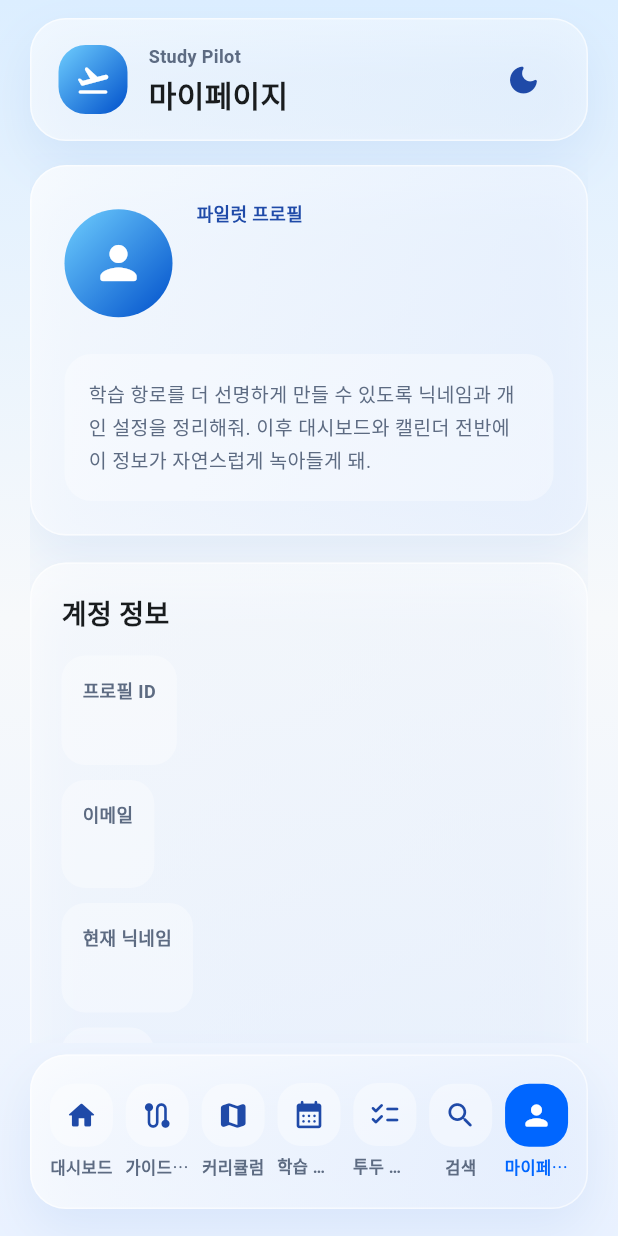
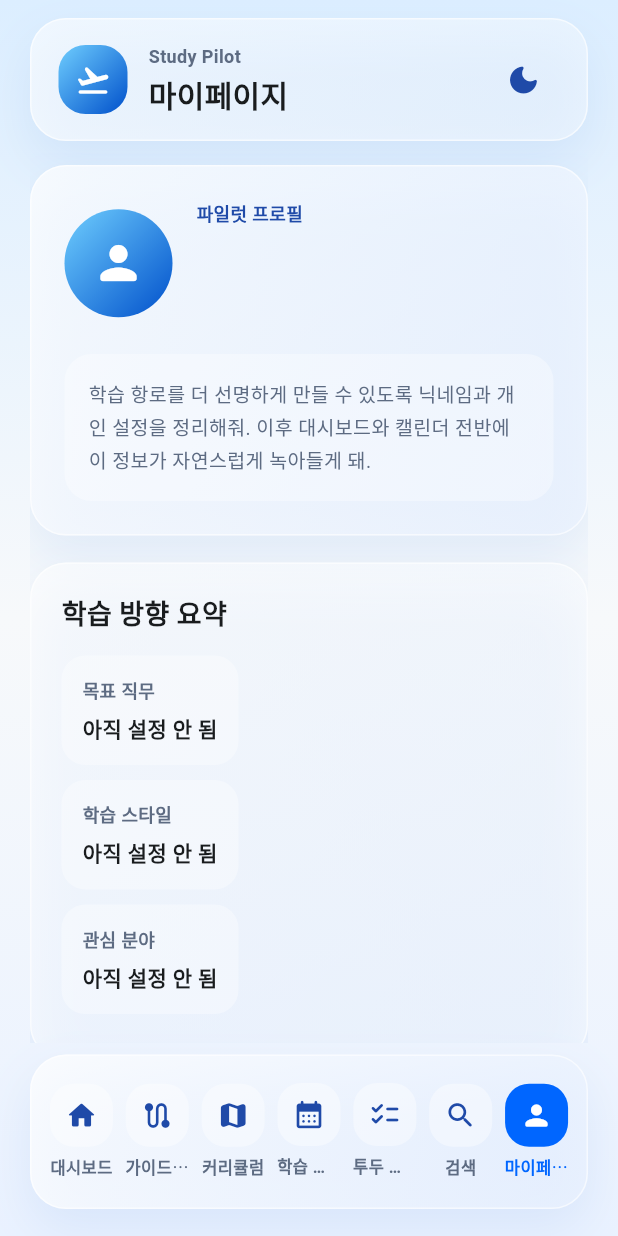
Before and after one commit to C4t4ddict/studypilot-flutter-app, a Flutter app: the ProfilePage screen opened by its route, on a phone screen of 412 x 824 dp. Run offline on Flutter 3.47's test engine with Material 3 defaults, Android fonts, the phone set to English and light mode, and no system bars; our stand-ins replace flutter_dotenv, go_router, qr_flutter, rxdart, share_plus, shared_preferences and 1 more; accounts and stored records are empty; network calls fail.

Commit message:
프로필 학습 설정 확장 기능 추가

```diff
--- a/lib/features/home/profile_page.dart
+++ b/lib/features/home/profile_page.dart
@@ -12,6 +12,9 @@ class ProfilePage extends StatefulWidget {
 
 class _ProfilePageState extends State<ProfilePage> {
   final _nicknameCtrl = TextEditingController();
+  final _jobGoalCtrl = TextEditingController();
+  final _studyStyleCtrl = TextEditingController();
+  final _interestsCtrl = TextEditingController();
   bool _saving = false;
   int _refreshTick = 0;
   String? _optimisticNickname;
@@ -19,6 +22,9 @@ class _ProfilePageState extends State<ProfilePage> {
   @override
   void dispose() {
     _nicknameCtrl.dispose();
+    _jobGoalCtrl.dispose();
+    _studyStyleCtrl.dispose();
+    _interestsCtrl.dispose();
     super.dispose();
   }
 
@@ -67,6 +73,29 @@ class _ProfilePageState extends State<ProfilePage> {
     }
   }
 
+  Future<void> _saveExtras() async {
+    setState(() => _saving = true);
+    try {
+      await ProfileService.updateProfileExtras(
+        jobGoal: _jobGoalCtrl.text,
+        studyStyle: _studyStyleCtrl.text,
+        interests: _interestsCtrl.text.split(','),
+      );
+      if (!mounted) return;
+      ScaffoldMessenger.of(context).showSnackBar(
+        const SnackBar(content: Text('학습 설정을 저장했어.')),
+      );
+      setState(() => _refreshTick++);
+    } catch (e) {
+      if (!mounted) return;
+      ScaffoldMessenger.of(context).showSnackBar(
+        SnackBar(content: Text('저장 실패: $e')),
+      );
+    } finally {
+      if (mounted) setState(() => _saving = false);
+    }
+  }
+
   @override
   Widget build(BuildContext context) {
     return Scaffold(
@@ -86,9 +115,10 @@ class _ProfilePageState extends State<ProfilePage> {
           }
 
           final currentNickname = _optimisticNickname ?? p.nickname;
-          if (_nicknameCtrl.text.isEmpty) {
-            _nicknameCtrl.text = currentNickname;
-          }
+          if (_nicknameCtrl.text.isEmpty) _nicknameCtrl.text = currentNickname;
+          if (_jobGoalCtrl.text.isEmpty) _jobGoalCtrl.text = p.jobGoal;
+          if (_studyStyleCtrl.text.isEmpty) _studyStyleCtrl.text = p.studyStyle;
+          if (_interestsCtrl.text.isEmpty) _interestsCtrl.text = p.interests.join(', ');
 
           return RefreshIndicator(
             onRefresh: () async => setState(() => _refreshTick++),
@@ -114,42 +144,18 @@ class _ProfilePageState extends State<ProfilePage> {
                                 end: Alignment.bottomRight,
                               ),
                             ),
-                            child: const Icon(
-                              Icons.person_rounded,
-                              color: Colors.white,
-                              size: 36,
-                            ),
+                            child: const Icon(Icons.person_rounded, color: Colors.white, size: 36),
                           ),
                           const SizedBox(width: 16),
                           Expanded(
                             child: Column(
                               crossAxisAlignment: CrossAxisAlignment.start,
                               children: [
-                                const Text(
-                                  '파일럿 프로필',
-                                  style: TextStyle(
-                                    fontSize: 12,
-                                    fontWeight: FontWeight.w800,
-                                    color: AppColors.deepBlue,
-                                  ),
-                                ),
+                                const Text('파일럿 프로필', style: TextStyle(fontSize: 12, fontWeight: FontWeight.w800, color: AppColors.deepBlue)),
                                 const SizedBox(height: 6),
-                                Text(
-                                  currentNickname,
-                                  style: const TextStyle(
-                                    fontSize: 26,
-                                    fontWeight: FontWeight.w900,
-                                    color: AppColors.lightText,
-                                  ),
-                                ),
+                                Text(currentNickname, style: const TextStyle(fontSize: 26, fontWeight: FontWeight.w900, color: AppColors.lightText)),
                                 const SizedBox(height: 4),
-                                Text(
-                                  p.email,
-                                  style: const TextStyle(
-                                    fontSize: 13,
-                                    color: AppColors.lightMuted,
-                                  ),
-                                ),
+                                Text(p.email, style: const TextStyle(fontSize: 13, color: AppColors.lightMuted)),
                               ],
                             ),
                           ),
@@ -164,11 +170,7 @@ class _ProfilePageState extends State<ProfilePage> {
                         ),
                         child: const Text(
                           '학습 항로를 더 선명하게 만들 수 있도록 닉네임과 개인 설정을 정리해줘. 이후 대시보드와 캘린더 전반에 이 정보가 자연스럽게 녹아들게 돼.',
-                          style: TextStyle(
-                            fontSize: 13,
-                            height: 1.6,
-                            color: AppColors.lightMuted,
-                          ),
+                          style: TextStyle(fontSize: 13, height: 1.6, color: AppColors.lightMuted),
                         ),
                       ),
                     ],
@@ -181,10 +183,22 @@ class _ProfilePageState extends State<ProfilePage> {
                   child: Column(
                     crossAxisAlignment: CrossAxisAlignment.start,
                     children: [
-                      const Text(
-                        '계정 정보',
-                        style: TextStyle(fontSize: 18, fontWeight: FontWeight.w800),
-                      ),
+                      const Text('학습 방향 요약', style: TextStyle(fontSize: 18, fontWeight: FontWeight.w800)),
+                      const SizedBox(height: 14),
+                      _InfoRow(label: '목표 직무', value: p.jobGoal.isEmpty ? '아직 설정 안 됨' : p.jobGoal),
+                      _InfoRow(label: '학습 스타일', value: p.studyStyle.isEmpty ? '아직 설정 안 됨' : p.studyStyle),
+                      _InfoRow(label: '관심 분야', value: p.interests.isEmpty ? '아직 설정 안 됨' : p.interests.join(', ')),
+                    ],
+                  ),
+                ),
+                const SizedBox(height: 18),
+                Container(
+                  decoration: AppTheme.glassCard(),
+                  padding: const EdgeInsets.all(20),
+                  child: Column(
+                    crossAxisAlignment: CrossAxisAlignment.start,
+                    children: [
+                      const Text('계정 정보', style: TextStyle(fontSize: 18, fontWeight: FontWeight.w800)),
                       const SizedBox(height: 14),
                       _InfoRow(label: '프로필 ID', value: p.id),
                       _InfoRow(label: '이메일', value: p.email),
@@ -200,10 +214,7 @@ class _ProfilePageState extends State<ProfilePage> {
                   child: Column(
                     crossAxisAlignment: CrossAxisAlignment.start,
                     children: [
-                      const Text(
-                        '프로필 설정',
-                        style: TextStyle(fontSize: 18, fontWeight: FontWeight.w800),
-                      ),
+                      const Text('프로필 설정', style: TextStyle(fontSize: 18, fontWeight: FontWeight.w800)),
                       const SizedBox(height: 14),
                       TextField(
                         controller: _nicknameCtrl,
@@ -219,6 +230,53 @@ class _ProfilePageState extends State<ProfilePage> {
                           onPressed: _saving ? null : _saveNickname,
                           icon: const Icon(Icons.save_rounded),
                           label: Text(_saving ? '저장 중...' : '닉네임 저장'),
+                        ),
+                      ),
+                    ],
+                  ),
+                ),
+                const SizedBox(height: 18),
+                Container(
+                  decoration: AppTheme.glassCard(),
+                  padding: const EdgeInsets.all(20),
+                  child: Column(
+                    crossAxisAlignment: CrossAxisAlignment.start,
+                    children: [
+                      const Text('학습 설정 확장', style: TextStyle(fontSize: 18, fontWeight: FontWeight.w800)),
+                      const SizedBox(height: 14),
+                      TextField(
+                        controller: _jobGoalCtrl,
+                        decoration: const InputDecoration(
+                          labelText: '목표 직무',
+                          hintText: '예: Flutter 앱 개발자',
+                        ),
+                      ),
+                      const SizedBox(height: 12),
+                      TextField(
+                        controller: _studyStyleCtrl,
+                        maxLines: 3,
+                        decoration: const InputDecoration(
+                          labelText: '학습 스타일 메모',
+                          hintText: '예: 평일 짧게, 주말 길게 / 실습 위주 선호',
+                        ),
+                      ),
+                      const SizedBox(height: 12),
+                      TextField(
+                        controller: _interestsCtrl,
+                        decoration: const InputDecoration(
+                          labelText: '관심 분야',
+                          hintText: '예: Flutter, UI, Supabase, 알고리즘',
+                        ),
+                      ),
+                      const SizedBox(height: 10),
+                      const Text('관심 분야는 쉼표로 구분해서 입력해줘.', style: TextStyle(fontSize: 12, color: AppColors.lightMuted)),
+                      const SizedBox(height: 14),
+                      SizedBox(
+                        width: double.infinity,
+                        child: ElevatedButton.icon(
+                          onPressed: _saving ? null : _saveExtras,
+                          icon: const Icon(Icons.tune_rounded),
+                          label: Text(_saving ? '저장 중...' : '학습 설정 저장'),
                         ),
                       ),
                     ],
@@ -250,23 +308,9 @@ class _InfoRow extends StatelessWidget {
       child: Column(
         crossAxisAlignment: CrossAxisAlignment.start,
         children: [
-          Text(
-            label,
-            style: const TextStyle(
-              fontSize: 12,
-              fontWeight: FontWeight.w700,
-              color: AppColors.lightMuted,
-            ),
-          ),
+          Text(label, style: const TextStyle(fontSize: 12, fontWeight: FontWeight.w700, color: AppColors.lightMuted)),
           const SizedBox(height: 6),
-          Text(
-            value,
-            style: const TextStyle(
-              fontSize: 14,
-              fontWeight: FontWeight.w800,
-              color: AppColors.lightText,
-            ),
-          ),
+          Text(value, style: const TextStyle(fontSize: 14, fontWeight: FontWeight.w800, color: AppColors.lightText)),
         ],
       ),
     );
--- a/lib/services/profile_service.dart
+++ b/lib/services/profile_service.dart
@@ -1,3 +1,6 @@
+import 'dart:convert';
+
+import 'package:shared_preferences/shared_preferences.dart';
 import 'package:supabase_flutter/supabase_flutter.dart';
 
 class ProfileDto {
@@ -5,13 +8,24 @@ class ProfileDto {
   final String email;
   final String nickname;
   final String createdAt;
+  final String jobGoal;
+  final String studyStyle;
+  final List<String> interests;
 
-  ProfileDto copyWith({String? nickname}) {
+  ProfileDto copyWith({
+    String? nickname,
+    String? jobGoal,
+    String? studyStyle,
+    List<String>? interests,
+  }) {
     return ProfileDto(
       id: id,
       email: email,
       nickname: nickname ?? this.nickname,
       createdAt: createdAt,
+      jobGoal: jobGoal ?? this.jobGoal,
+      studyStyle: studyStyle ?? this.studyStyle,
+      interests: interests ?? this.interests,
     );
   }
 
@@ -20,11 +34,41 @@ class ProfileDto {
     required this.email,
     required this.nickname,
     required this.createdAt,
+    required this.jobGoal,
+    required this.studyStyle,
+    required this.interests,
   });
+}
+
+class ProfileExtraDto {
+  final String jobGoal;
+  final String studyStyle;
+  final List<String> interests;
+
+  const ProfileExtraDto({
+    required this.jobGoal,
+    required this.studyStyle,
+    required this.interests,
+  });
+
+  Map<String, dynamic> toJson() => {
+    'jobGoal': jobGoal,
+    'studyStyle': studyStyle,
+    'interests': interests,
+  };
+
+  factory ProfileExtraDto.fromJson(Map<String, dynamic> json) {
+    return ProfileExtraDto(
+      jobGoal: (json['jobGoal'] as String?) ?? '',
+      studyStyle: (json['studyStyle'] as String?) ?? '',
+      interests: ((json['interests'] as List?) ?? const []).map((e) => '$e').toList(),
+    );
+  }
 }
 
 class ProfileService {
   static SupabaseClient get _client => Supabase.instance.client;
+  static const _extraPrefix = 'profile_extra_';
 
   static Future<void> upsertMyProfileIfNeeded() async {
     final user = _client.auth.currentUser;
@@ -48,9 +92,35 @@ class ProfileService {
       throw Exception('닉네임은 비어 있을 수 없습니다.');
     }
 
-    await _client
-        .from('profiles')
-        .update({'nickname': trimmed}).eq('id', user.id);
+    await _client.from('profiles').update({'nickname': trimmed}).eq('id', user.id);
+  }
+
+  static Future<void> updateProfileExtras({
+    required String jobGoal,
+    required String studyStyle,
+    required List<String> interests,
+  }) async {
+    final user = _client.auth.currentUser;
+    if (user == null) {
+      throw Exception('로그인이 필요합니다.');
+    }
+
+    final prefs = await SharedPreferences.getInstance();
+    final payload = ProfileExtraDto(
+      jobGoal: jobGoal.trim(),
+      studyStyle: studyStyle.trim(),
+      interests: interests.map((e) => e.trim()).where((e) => e.isNotEmpty).toList(),
+    );
+    await prefs.setString('$_extraPrefix${user.id}', jsonEncode(payload.toJson()));
+  }
+
+  static Future<ProfileExtraDto> _fetchProfileExtras(String userId) async {
+    final prefs = await SharedPreferences.getInstance();
+    final raw = prefs.getString('$_extraPrefix$userId');
+    if (raw == null || raw.isEmpty) {
+      return const ProfileExtraDto(jobGoal: '', studyStyle: '', interests: []);
+    }
+    return ProfileExtraDto.fromJson(jsonDecode(raw) as Map<String, dynamic>);
   }
 
   static Future<ProfileDto?> fetchMyProfile() async {
@@ -64,12 +134,16 @@ class ProfileService {
         .maybeSingle();
 
     if (data == null) return null;
+    final extra = await _fetchProfileExtras(user.id);
 
     return ProfileDto(
       id: data['id'] as String,
       email: (data['email'] as String?) ?? user.email ?? '-',
       nickname: (data['nickname'] as String?) ?? 'anonymous',
       createdAt: (data['created_at'] as String?) ?? '-',
+      jobGoal: extra.jobGoal,
+      studyStyle: extra.studyStyle,
+      interests: extra.interests,
     );
   }
 }
```
